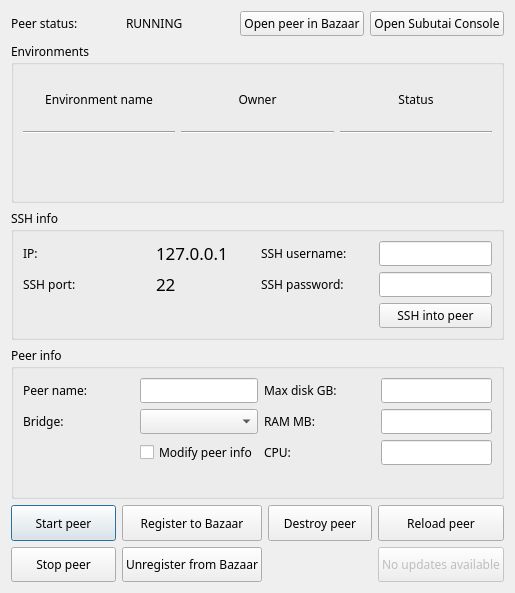
Before: the Qt Designer form hub/forms/DlgPeer.ui in subutai-io/control-center, drawn with Qt 5.
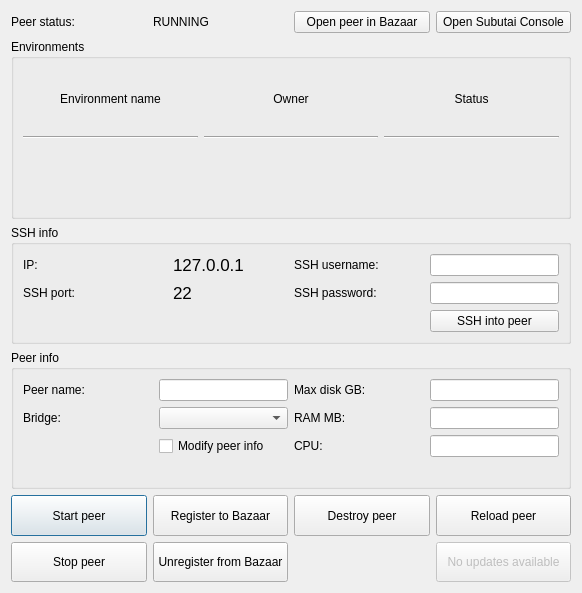
After: the same form once the commit is applied.

Commit message: default font

The edit to the form file:
```diff
--- a/hub/forms/DlgPeer.ui
+++ b/hub/forms/DlgPeer.ui
@@ -6,15 +6,10 @@
    <rect>
     <x>0</x>
     <y>0</y>
-    <width>515</width>
+    <width>582</width>
     <height>593</height>
    </rect>
   </property>
-  <property name="font">
-   <font>
-    <family>Linux Biolinum O</family>
-   </font>
-  </property>
   <property name="windowTitle">
    <string>Dialog</string>
   </property>
```
